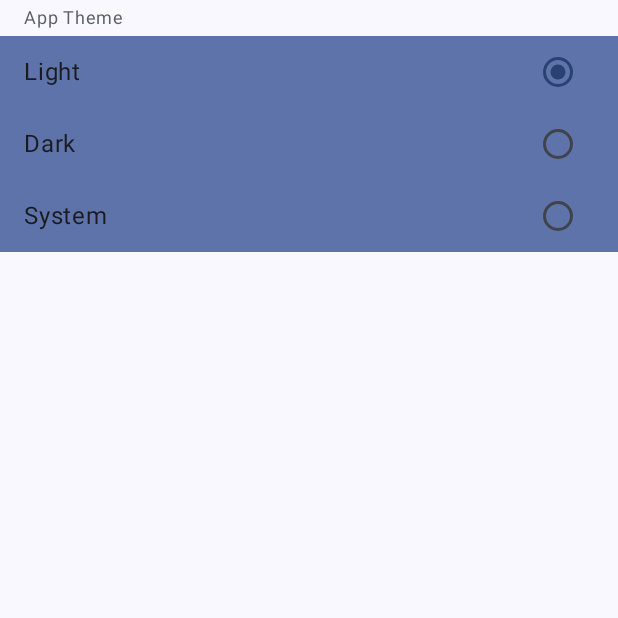
After one commit to PaulMak-del/xkcd-mobile-app, an Android app built with Jetpack Compose: the composable SettingsScreen called with empty values, on a phone screen of 412 x 824 dp, the top half of it. The commit adds this screen. Run offline under Robolectric (Android 15) with nearby library versions, the phone set to English and light mode, and no system bars.

Commit message:
Add SettingsScreen and ability to change app theme

```diff
--- a/data-local/src/main/java/com/example/data_local/injection/PersistenceModule.kt
+++ b/data-local/src/main/java/com/example/data_local/injection/PersistenceModule.kt
@@ -1,9 +1,6 @@
 package com.example.data_local.injection
 
 import android.content.Context
-import androidx.datastore.core.DataStore
-import androidx.datastore.preferences.core.Preferences
-import androidx.datastore.preferences.preferencesDataStore
 import androidx.room.Room
 import com.example.data_local.AppDatabase
 import com.example.data_local.db.ComicDao
@@ -13,7 +10,6 @@ import dagger.hilt.InstallIn
 import dagger.hilt.android.qualifiers.ApplicationContext
 import dagger.hilt.components.SingletonComponent
 
-val Context.dataStore: DataStore<Preferences> by preferencesDataStore(name = "last_comic")
 
 @Module
 @InstallIn(SingletonComponent::class)
--- a/data-repository/src/main/java/com/example/data_repository/injection/RepositoryModule.kt
+++ b/data-repository/src/main/java/com/example/data_repository/injection/RepositoryModule.kt
@@ -1,7 +1,9 @@
 package com.example.data_repository.injection
 
+import com.example.data_repository.repository.AppThemeRepositoryImpl
 import com.example.data_repository.repository.ComicRepositoryImpl
 import com.example.data_repository.repository.LastComicNumberRepositoryImpl
+import com.example.domain.repository.AppThemeRepository
 import com.example.domain.repository.ComicRepository
 import com.example.domain.repository.LastComicNumberRepository
 import dagger.Binds
@@ -18,4 +20,7 @@ abstract class RepositoryModule {
 
     @Binds
     abstract fun bindLastComicNumberRepository(lastComicNumberRepositoryImpl: LastComicNumberRepositoryImpl) : LastComicNumberRepository
+
+    @Binds
+    abstract fun bindAppThemeRepository(appThemeRepositoryImpl: AppThemeRepositoryImpl) : AppThemeRepository
 }
--- a/presentation-comic/build.gradle
+++ b/presentation-comic/build.gradle
@@ -63,11 +63,11 @@ dependencies {
     kapt androidx.hiltCompiler
 
     // Compose
-    implementation platform('androidx.compose:compose-bom:2022.10.00')
+    implementation platform('androidx.compose:compose-bom:2023.05.00')
     implementation androidx.activityCompose
     implementation androidx.composeUi
     //implementation androidx.composeUiGraphics
-    //implementation androidx.composeUiToolingPreview
+    implementation androidx.composeUiToolingPreview
     implementation androidx.composeMaterial
     implementation androidx.composeMaterialIconsExtended
 
--- a/presentation-comic/src/main/java/com/example/presentation_comic/comic/ComicScreen.kt
+++ b/presentation-comic/src/main/java/com/example/presentation_comic/comic/ComicScreen.kt
@@ -66,6 +66,7 @@ import com.example.presentation_common.state.UIState
 fun ComicScreen(
     viewModel: ComicViewModel,
     context: Context,
+    onSettingsClick: () -> Unit = {},
 ) {
     viewModel.preloadComic()
 
@@ -97,7 +98,7 @@ fun ComicScreen(
                             viewModel.addComicToFavorite(result.data)
                         }
                     },
-                    onSettingsClick = {},
+                    onSettingsClick = { onSettingsClick() },
                     onShareClick = { viewModel.shareComicByUrl(context, result.data.imageUrlPath)},
 
                     onFirstPageClick = {
--- /dev/null
+++ b/presentation-comic/src/main/java/com/example/presentation_comic/settings/SettingsScreen.kt
@@ -0,0 +1,88 @@
+package com.example.presentation_comic.settings
+
+import androidx.compose.foundation.background
+import androidx.compose.foundation.layout.Arrangement
+import androidx.compose.foundation.layout.Column
+import androidx.compose.foundation.layout.PaddingValues
+import androidx.compose.foundation.layout.Row
+import androidx.compose.foundation.layout.fillMaxWidth
+import androidx.compose.foundation.layout.padding
+import androidx.compose.material3.MaterialTheme
+import androidx.compose.material3.RadioButton
+import androidx.compose.material3.Surface
+import androidx.compose.material3.Text
+import androidx.compose.runtime.Composable
+import androidx.compose.ui.Alignment
+import androidx.compose.ui.Modifier
+import androidx.compose.ui.tooling.preview.Preview
+import androidx.compose.ui.unit.dp
+import androidx.compose.ui.unit.sp
+
+@Composable
+fun SettingsScreen(
+    //viewModel: SettingsViewModel,
+    themeState: Int,
+    modifier: Modifier = Modifier,
+    onRadioButtonClick: (themeId: Int) -> Unit = {},
+) {
+    Column(
+        modifier = modifier
+    ) {
+        Text(
+            text = "App Theme",
+            fontSize = 12.sp,
+            color = MaterialTheme.colorScheme.outline,
+            modifier = modifier
+                .padding(PaddingValues(horizontal = 16.dp))
+        )
+        Surface {
+            Column(
+                modifier = Modifier
+                    .background(MaterialTheme.colorScheme.primaryContainer)
+            ) {
+                Row(
+                    horizontalArrangement = Arrangement.SpaceBetween,
+                    verticalAlignment = Alignment.CenterVertically,
+                    modifier = Modifier
+                        .fillMaxWidth()
+                        .padding(PaddingValues(horizontal = 16.dp))
+                ) {
+                    Text(
+                        text = "Light",
+                    )
+                    RadioButton(selected = themeState == 0, onClick = { onRadioButtonClick(0) })
+                }
+                Row(
+                    horizontalArrangement = Arrangement.SpaceBetween,
+                    verticalAlignment = Alignment.CenterVertically,
+                    modifier = Modifier
+                        .fillMaxWidth()
+                        .padding(PaddingValues(horizontal = 16.dp))
+                ) {
+                    Text(
+                        text = "Dark",
+                    )
+                    RadioButton(selected = themeState == 1, onClick = { onRadioButtonClick(1) })
+                }
+                Row(
+                    horizontalArrangement = Arrangement.SpaceBetween,
+                    verticalAlignment = Alignment.CenterVertically,
+                    modifier = Modifier
+                        .fillMaxWidth()
+                        .padding(PaddingValues(horizontal = 16.dp))
+                ) {
+                    Text(text = "System")
+                    RadioButton(selected = themeState == 2, onClick = { onRadioButtonClick(2) })
+                }
+            }
+        }
+    }
+}
+
+@Preview(showBackground = true, widthDp = 320)
+@Composable
+fun SettingsScreenPreview() {
+    Surface {
+        SettingsScreen(1)
+    }
+}
--- a/presentation-common/src/main/res/values/strings.xml
+++ b/presentation-common/src/main/res/values/strings.xml
@@ -2,4 +2,6 @@
 <resources>
     <string name="comic_screen_title">Comics</string>
     <string name="favorite_comics_screen_title">Favorite</string>
+    <string name="settings_screen_title">Settings</string>
+    <string name="comic_preview_screen_title">Comic</string>
 </resources>
```
Also changed, not shown: app/src/main/java/com/example/xkcd_app/MainActivity.kt (+47 -11 lines), app/src/main/java/com/example/xkcd_app/MainViewModel.kt (added, +37 -0 lines), data-local/src/main/java/com/example/data_local/injection/LocalDataSourceModule.kt (+11 -0 lines), data-local/src/main/java/com/example/data_local/source/LocalAppThemeSourceImpl.kt (added, +28 -0 lines), data-repository/src/main/java/com/example/data_repository/data_source/local/LocalAppThemeSource.kt (added, +10 -0 lines), data-repository/src/main/java/com/example/data_repository/repository/AppThemeRepositoryImpl.kt (added, +17 -0 lines), domain/src/main/java/com/example/domain/repository/AppThemeRepository.kt (added, +10 -0 lines), domain/src/main/java/com/example/domain/usecase/GetAppThemeUseCase.kt (added, +11 -0 lines), domain/src/main/java/com/example/domain/usecase/SetAppThemeUseCase.kt (added, +13 -0 lines), presentation-comic/src/main/java/com/example/presentation_comic/settings/SettingsViewModel.kt (added, +15 -0 lines), presentation-common/src/main/java/com/example/presentation_common/navigation/NavRoutes.kt (+8 -2 lines).
